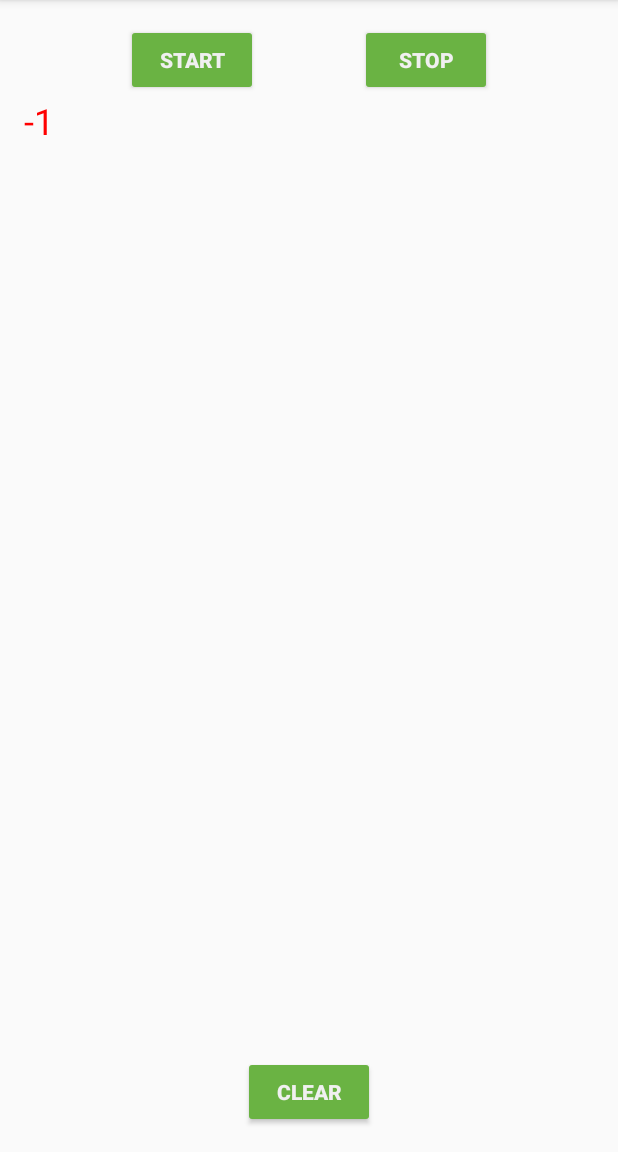
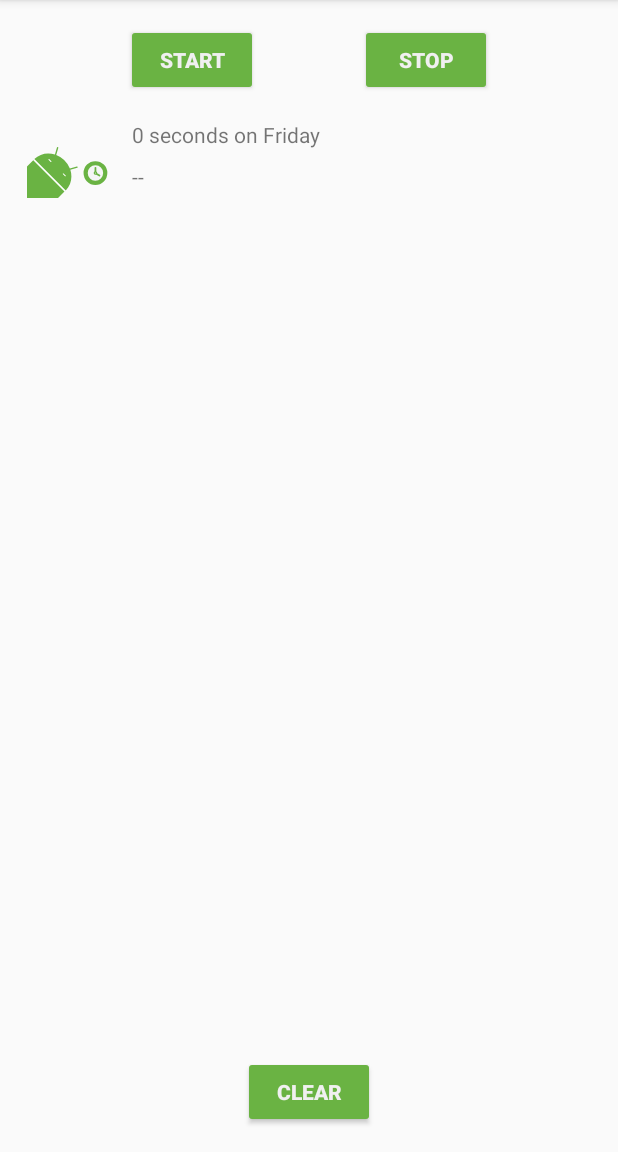
Before and after one commit to chainrocker55/Kotlin_Adapter, an Android app: the screen it shows after launch (MainActivity), after a tap on "START", on a phone screen of 412 x 824 dp, the part 84-1236 px from its top. Run offline under Robolectric (Android 15) with nearby library versions, the phone set to English and light mode, and no system bars; our stand-ins replace Room's generated code, data binding; Roboto replaces fonts that are not available here; 3 statements that could not run were skipped.

Commit message:
format view listadapter

```diff
--- a/app/src/main/java/com/example/android/trackmysleepquality/Util.kt
+++ b/app/src/main/java/com/example/android/trackmysleepquality/Util.kt
@@ -25,31 +25,31 @@ import android.widget.TextView
 import androidx.recyclerview.widget.RecyclerView
 import com.example.android.trackmysleepquality.database.SleepNight
 import java.text.SimpleDateFormat
-//import java.util.concurrent.TimeUnit
-//import java.util.*
+import java.util.concurrent.TimeUnit
+import java.util.*
 
 
-//private val ONE_MINUTE_MILLIS = TimeUnit.MILLISECONDS.convert(1, TimeUnit.MINUTES)
-//private val ONE_HOUR_MILLIS = TimeUnit.MILLISECONDS.convert(1, TimeUnit.HOURS)
+private val ONE_MINUTE_MILLIS = TimeUnit.MILLISECONDS.convert(1, TimeUnit.MINUTES)
+private val ONE_HOUR_MILLIS = TimeUnit.MILLISECONDS.convert(1, TimeUnit.HOURS)
 
-//fun convertDurationToFormatted(startTimeMilli: Long, endTimeMilli: Long, res: Resources): String {
-//    val durationMilli = endTimeMilli - startTimeMilli
-//    val weekdayString = SimpleDateFormat("EEEE", Locale.getDefault()).format(startTimeMilli)
-//    return when {
-//        durationMilli < ONE_MINUTE_MILLIS -> {
-//            val seconds = TimeUnit.SECONDS.convert(durationMilli, TimeUnit.MILLISECONDS)
-//            res.getString(R.string.seconds_length, seconds, weekdayString)
-//        }
-//        durationMilli < ONE_HOUR_MILLIS -> {
-//            val minutes = TimeUnit.MINUTES.convert(durationMilli, TimeUnit.MILLISECONDS)
-//            res.getString(R.string.minutes_length, minutes, weekdayString)
-//        }
-//        else -> {
-//            val hours = TimeUnit.HOURS.convert(durationMilli, TimeUnit.MILLISECONDS)
-//            res.getString(R.string.hours_length, hours, weekdayString)
-//        }
-//    }
-//}
+fun convertDurationToFormatted(startTimeMilli: Long, endTimeMilli: Long, res: Resources): String {
+    val durationMilli = endTimeMilli - startTimeMilli
+    val weekdayString = SimpleDateFormat("EEEE", Locale.getDefault()).format(startTimeMilli)
+    return when {
+        durationMilli < ONE_MINUTE_MILLIS -> {
+            val seconds = TimeUnit.SECONDS.convert(durationMilli, TimeUnit.MILLISECONDS)
+            res.getString(R.string.seconds_length, seconds, weekdayString)
+        }
+        durationMilli < ONE_HOUR_MILLIS -> {
+            val minutes = TimeUnit.MINUTES.convert(durationMilli, TimeUnit.MILLISECONDS)
+            res.getString(R.string.minutes_length, minutes, weekdayString)
+        }
+        else -> {
+            val hours = TimeUnit.HOURS.convert(durationMilli, TimeUnit.MILLISECONDS)
+            res.getString(R.string.hours_length, hours, weekdayString)
+        }
+    }
+}
 
 
 
--- a/app/src/main/java/com/example/android/trackmysleepquality/sleeptracker/sleepNightAdapter.kt
+++ b/app/src/main/java/com/example/android/trackmysleepquality/sleeptracker/sleepNightAdapter.kt
@@ -2,35 +2,58 @@ package com.example.android.trackmysleepquality.sleeptracker
 
 import android.graphics.Color
 import android.view.LayoutInflater
+import android.view.View
 import android.view.ViewGroup
+import android.widget.ImageView
 import android.widget.TextView
 import androidx.recyclerview.widget.RecyclerView
 import com.example.android.trackmysleepquality.R
 import com.example.android.trackmysleepquality.TextItemViewHolder
+import com.example.android.trackmysleepquality.convertDurationToFormatted
+import com.example.android.trackmysleepquality.convertNumericQualityToString
 import com.example.android.trackmysleepquality.database.SleepNight
 
-class SleepNightAdapter: RecyclerView.Adapter<TextItemViewHolder>(){
+class SleepNightAdapter: RecyclerView.Adapter<SleepNightAdapter.ViewHolder>(){
     var data = listOf<SleepNight>()
         set(value){
             field = value
             notifyDataSetChanged()
         }
-    override fun onCreateViewHolder(parent: ViewGroup, viewType: Int): TextItemViewHolder {
+    class ViewHolder(itemView: View): RecyclerView.ViewHolder(itemView){
+        val sleepLenght: TextView = itemView.findViewById(R.id.sleep_length)
+        val quality : TextView = itemView.findViewById(R.id.quality_string)
+        val qualityImage : ImageView = itemView.findViewById(R.id.quality_image)
+    }
+    override fun onCreateViewHolder(parent: ViewGroup, viewType: Int): ViewHolder {
         val layoutInflater = LayoutInflater.from(parent.context)
-        val view = layoutInflater.inflate(R.layout.text_item_view, parent, false) as TextView
-        return  TextItemViewHolder(view)
+        val view = layoutInflater.inflate(R.layout.list_item_sleep_night, parent, false)
+        return  ViewHolder(view)
     }
 
     override fun getItemCount() = data.size
 
-    override fun onBindViewHolder(holder: TextItemViewHolder, position: Int) {
+    override fun onBindViewHolder(holder: ViewHolder, position: Int) {
         val item = data[position]
-        holder.textView.text = item.sleepQuality.toString()
-        if(item.sleepQuality <= 1){
-            holder.textView.setTextColor(Color.RED)
-        }else{
-            holder.textView.setTextColor(Color.BLACK)
-        }
+//        holder.textView.text = item.sleepQuality.toString()
+//        if(item.sleepQuality <= 1){
+//            holder.textView.setTextColor(Color.RED)
+//        }else{
+//            holder.textView.setTextColor(Color.BLACK)
+//        }
+        val res = holder.itemView.context.resources
+        holder.sleepLenght.text = convertDurationToFormatted(item.startTimeMilli, item.endTimeMilli, res)
+        holder.quality.text = convertNumericQualityToString(item.sleepQuality, res)
+        holder.qualityImage.setImageResource(
+                when(item.sleepQuality){
+                    0 -> R.drawable.ic_sleep_0
+                    1 -> R.drawable.ic_sleep_1
+                    2 -> R.drawable.ic_sleep_2
+                    3 -> R.drawable.ic_sleep_3
+                    4 -> R.drawable.ic_sleep_4
+                    5 -> R.drawable.ic_sleep_5
+                    else -> R.drawable.ic_sleep_active
+                }
+        )
     }
 
 }
--- /dev/null
+++ b/app/src/main/res/layout/list_item_sleep_night.xml
@@ -0,0 +1,42 @@
+<?xml version="1.0" encoding="utf-8"?>
+<androidx.constraintlayout.widget.ConstraintLayout xmlns:android="http://schemas.android.com/apk/res/android"
+    xmlns:app="http://schemas.android.com/apk/res-auto"
+    xmlns:tools="http://schemas.android.com/tools"
+    android:layout_width="match_parent"
+    android:layout_height="wrap_content">
+
+    <ImageView
+        android:id="@+id/quality_image"
+        android:layout_width="@dimen/icon_size"
+        android:layout_height="60dp"
+        android:layout_marginStart="16dp"
+        android:layout_marginTop="8dp"
+        android:layout_marginBottom="8dp"
+        app:layout_constraintBottom_toBottomOf="parent"
+        app:layout_constraintStart_toStartOf="parent"
+        app:layout_constraintTop_toTopOf="parent"
+        tools:srcCompat="@drawable/ic_sleep_5" />
+
+    <TextView
+        android:id="@+id/sleep_length"
+        android:layout_width="0dp"
+        android:layout_height="20dp"
+        android:layout_marginStart="8dp"
+        android:layout_marginTop="8dp"
+        android:layout_marginEnd="16dp"
+        app:layout_constraintEnd_toEndOf="parent"
+        app:layout_constraintStart_toEndOf="@+id/quality_image"
+        app:layout_constraintTop_toTopOf="@+id/quality_image"
+        tools:text="Wednesday" />
+
+    <TextView
+        android:id="@+id/quality_string"
+        android:layout_width="0dp"
+        android:layout_height="20dp"
+        android:layout_marginTop="8dp"
+        app:layout_constraintEnd_toEndOf="@+id/sleep_length"
+        app:layout_constraintHorizontal_bias="0.0"
+        app:layout_constraintStart_toStartOf="@+id/sleep_length"
+        app:layout_constraintTop_toBottomOf="@+id/sleep_length"
+        tools:text="Excellent!!!" />
+</androidx.constraintlayout.widget.ConstraintLayout>
```
